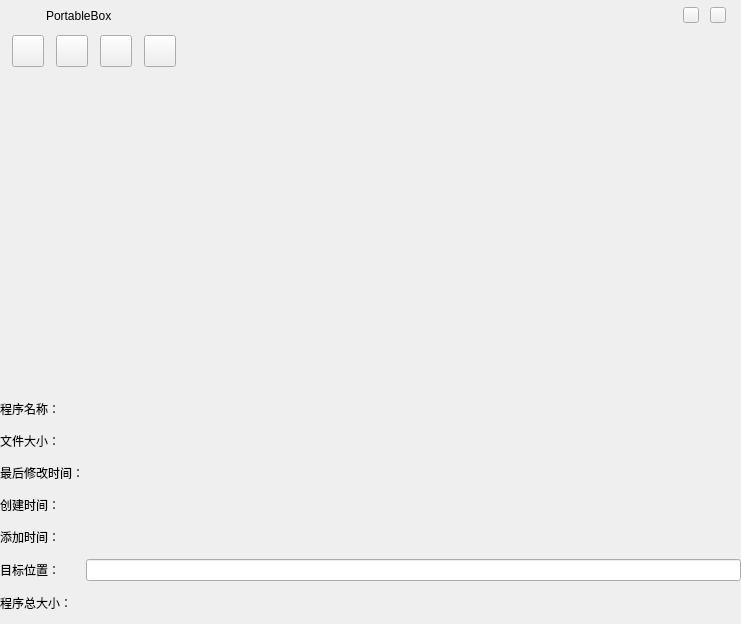
The window that PortableBox.ui (ichinoseyuu/PortableBox) describes before a commit, drawn with Qt 5.
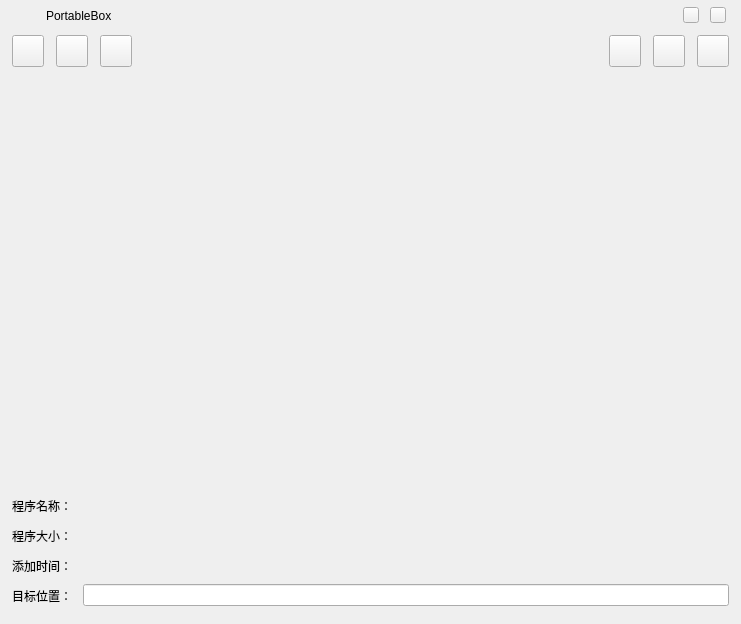
The same window after the commit. Icons and pictures are not drawn.

```diff
--- a/PortableBox.ui
+++ b/PortableBox.ui
@@ -163,272 +163,6 @@
      </item>
     </layout>
    </widget>
-   <widget class="QWidget" name="InfoWidget" native="true">
-    <property name="geometry">
-     <rect>
-      <x>0</x>
-      <y>393</y>
-      <width>741</width>
-      <height>231</height>
-     </rect>
-    </property>
-    <property name="sizePolicy">
-     <sizepolicy hsizetype="Preferred" vsizetype="Preferred">
-      <horstretch>0</horstretch>
-      <verstretch>0</verstretch>
-     </sizepolicy>
-    </property>
-    <property name="styleSheet">
-     <string notr="true"/>
-    </property>
-    <layout class="QGridLayout" name="gridLayout">
-     <item row="5" column="0">
-      <widget class="QLabel" name="TargetPath">
-       <property name="minimumSize">
-        <size>
-         <width>80</width>
-         <height>20</height>
-        </size>
-       </property>
-       <property name="maximumSize">
-        <size>
-         <width>80</width>
-         <height>20</height>
-        </size>
-       </property>
-       <property name="styleSheet">
-        <string notr="true"/>
-       </property>
-       <property name="text">
-        <string>目标位置：</string>
-       </property>
-      </widget>
-     </item>
-     <item row="1" column="1">
-      <widget class="QLabel" name="FileSizeLabel">
-       <property name="styleSheet">
-        <string notr="true"/>
-       </property>
-       <property name="text">
-        <string/>
-       </property>
-       <property name="wordWrap">
-        <bool>true</bool>
-       </property>
-      </widget>
-     </item>
-     <item row="3" column="1">
-      <widget class="QLabel" name="CreateTimeLabel">
-       <property name="styleSheet">
-        <string notr="true"/>
-       </property>
-       <property name="text">
-        <string/>
-       </property>
-       <property name="wordWrap">
-        <bool>true</bool>
-       </property>
-      </widget>
-     </item>
-     <item row="6" column="0">
-      <widget class="QLabel" name="TotalSize">
-       <property name="minimumSize">
-        <size>
-         <width>80</width>
-         <height>20</height>
-        </size>
-       </property>
-       <property name="maximumSize">
-        <size>
-         <width>80</width>
-         <height>20</height>
-        </size>
-       </property>
-       <property name="styleSheet">
-        <string notr="true"/>
-       </property>
-       <property name="text">
-        <string>程序总大小：</string>
-       </property>
-      </widget>
-     </item>
-     <item row="2" column="0">
-      <widget class="QLabel" name="LastModifiedTime">
-       <property name="minimumSize">
-        <size>
-         <width>80</width>
-         <height>20</height>
-        </size>
-       </property>
-       <property name="maximumSize">
-        <size>
-         <width>80</width>
-         <height>20</height>
-        </size>
-       </property>
-       <property name="styleSheet">
-        <string notr="true"/>
-       </property>
-       <property name="text">
-        <string>最后修改时间：</string>
-       </property>
-      </widget>
-     </item>
-     <item row="2" column="1">
-      <widget class="QLabel" name="LastModifiedLabel">
-       <property name="styleSheet">
-        <string notr="true"/>
-       </property>
-       <property name="text">
-        <string/>
-       </property>
-       <property name="wordWrap">
-        <bool>true</bool>
-       </property>
-      </widget>
-     </item>
-     <item row="4" column="1">
-      <widget class="QLabel" name="AddTimeLabel">
-       <property name="styleSheet">
-        <string notr="true"/>
-       </property>
-       <property name="text">
-        <string/>
-       </property>
-       <property name="wordWrap">
-        <bool>true</bool>
-       </property>
-      </widget>
-     </item>
-     <item row="5" column="1">
-      <widget class="QLineEdit" name="TargetPathLine">
-       <property name="styleSheet">
-        <string notr="true"/>
-       </property>
-       <property name="text">
-        <string/>
-       </property>
-       <property name="readOnly">
-        <bool>true</bool>
-       </property>
-      </widget>
-     </item>
-     <item row="3" column="0">
-      <widget class="QLabel" name="CreateTime">
-       <property name="minimumSize">
-        <size>
-         <width>80</width>
-         <height>20</height>
-        </size>
-       </property>
-       <property name="maximumSize">
-        <size>
-         <width>80</width>
-         <height>20</height>
-        </size>
-       </property>
-       <property name="styleSheet">
-        <string notr="true"/>
-       </property>
-       <property name="text">
-        <string>创建时间：</string>
-       </property>
-      </widget>
-     </item>
-     <item row="4" column="0">
-      <widget class="QLabel" name="AddTime">
-       <property name="minimumSize">
-        <size>
-         <width>80</width>
-         <height>20</height>
-        </size>
-       </property>
-       <property name="maximumSize">
-        <size>
-         <width>80</width>
-         <height>20</height>
-        </size>
-       </property>
-       <property name="styleSheet">
-        <string notr="true"/>
-       </property>
-       <property name="text">
-        <string>添加时间：</string>
-       </property>
-      </widget>
-     </item>
-     <item row="6" column="1">
-      <widget class="QLabel" name="TotalSizeLabel">
-       <property name="styleSheet">
-        <string notr="true"/>
-       </property>
-       <property name="text">
-        <string/>
-       </property>
-       <property name="wordWrap">
-        <bool>true</bool>
-       </property>
-      </widget>
-     </item>
-     <item row="0" column="0">
-      <widget class="QLabel" name="FileName">
-       <property name="minimumSize">
-        <size>
-         <width>80</width>
-         <height>20</height>
-        </size>
-       </property>
-       <property name="maximumSize">
-        <size>
-         <width>80</width>
-         <height>20</height>
-        </size>
-       </property>
-       <property name="styleSheet">
-        <string notr="true"/>
-       </property>
-       <property name="text">
-        <string>程序名称：</string>
-       </property>
-      </widget>
-     </item>
-     <item row="1" column="0">
-      <widget class="QLabel" name="FileSize">
-       <property name="minimumSize">
-        <size>
-         <width>80</width>
-         <height>20</height>
-        </size>
-       </property>
-       <property name="maximumSize">
-        <size>
-         <width>80</width>
-         <height>20</height>
-        </size>
-       </property>
-       <property name="styleSheet">
-        <string notr="true"/>
-       </property>
-       <property name="text">
-        <string>文件大小：</string>
-       </property>
-      </widget>
-     </item>
-     <item row="0" column="1">
-      <widget class="QLabel" name="FileNameLabel">
-       <property name="styleSheet">
-        <string notr="true"/>
-       </property>
-       <property name="text">
-        <string/>
-       </property>
-       <property name="wordWrap">
-        <bool>true</bool>
-       </property>
-      </widget>
-     </item>
-    </layout>
-   </widget>
    <widget class="QWidget" name="BtnWidget" native="true">
     <property name="geometry">
      <rect>
@@ -464,10 +198,10 @@
        <number>12</number>
       </property>
       <property name="rightMargin">
-       <number>0</number>
+       <number>12</number>
       </property>
       <item>
-       <widget class="QPushButton" name="ButtonAdd">
+       <widget class="QPushButton" name="ButtonMultiSelect">
         <property name="sizePolicy">
          <sizepolicy hsizetype="Minimum" vsizetype="Minimum">
           <horstretch>0</horstretch>
@@ -494,43 +228,23 @@
           <bold>false</bold>
          </font>
         </property>
-        <property name="styleSheet">
-         <string notr="true">image: url(:/btn/images/add_64px.png);
-</string>
+        <property name="toolTip">
+         <string>&lt;html&gt;&lt;head/&gt;&lt;body&gt;&lt;p&gt;变更选择模式&lt;/p&gt;&lt;/body&gt;&lt;/html&gt;</string>
         </property>
-       </widget>
-      </item>
-      <item>
-       <widget class="QPushButton" name="ButtonDel">
-        <property name="sizePolicy">
-         <sizepolicy hsizetype="Minimum" vsizetype="Minimum">
-          <horstretch>0</horstretch>
-          <verstretch>0</verstretch>
-         </sizepolicy>
+        <property name="icon">
+         <iconset resource="Images.qrc">
+          <normaloff>:/btn/images/select_more_64px.png</normaloff>
+          <normalon>:/btn/images/select_more_activated.png</normalon>:/btn/images/select_more_64px.png</iconset>
         </property>
-        <property name="minimumSize">
+        <property name="iconSize">
          <size>
           <width>32</width>
           <height>32</height>
          </size>
         </property>
-        <property name="maximumSize">
-         <size>
-          <width>32</width>
-          <height>32</height>
-         </size>
+        <property name="checkable">
+         <bool>true</bool>
         </property>
-        <property name="font">
-         <font>
-          <family>微软雅黑</family>
-          <pointsize>12</pointsize>
-          <italic>false</italic>
-          <bold>false</bold>
-         </font>
-        </property>
-        <property name="styleSheet">
-         <string notr="true">image: url(:/btn/images/del_64px.png);</string>
-        </property>
        </widget>
       </item>
       <item>
@@ -561,14 +275,23 @@
           <bold>false</bold>
          </font>
         </property>
-        <property name="styleSheet">
-         <string notr="true">image: url(:/btn/images/select_more_64px.png);
-</string>
+        <property name="toolTip">
+         <string>&lt;html&gt;&lt;head/&gt;&lt;body&gt;&lt;p&gt;全部选中&lt;/p&gt;&lt;/body&gt;&lt;/html&gt;</string>
         </property>
+        <property name="icon">
+         <iconset resource="Images.qrc">
+          <normaloff>:/btn/images/selectall_64px.png</normaloff>:/btn/images/selectall_64px.png</iconset>
+        </property>
+        <property name="iconSize">
+         <size>
+          <width>32</width>
+          <height>32</height>
+         </size>
+        </property>
        </widget>
       </item>
       <item>
-       <widget class="QPushButton" name="ButtonSettings">
+       <widget class="QPushButton" name="ButtonUnselectAll">
         <property name="sizePolicy">
          <sizepolicy hsizetype="Minimum" vsizetype="Minimum">
           <horstretch>0</horstretch>
@@ -595,10 +318,18 @@
           <bold>false</bold>
          </font>
         </property>
-        <property name="styleSheet">
-         <string notr="true">image: url(:/btn/images/settings_64px.png);
-
-</string>
+        <property name="toolTip">
+         <string>&lt;html&gt;&lt;head/&gt;&lt;body&gt;&lt;p&gt;取消全选&lt;/p&gt;&lt;/body&gt;&lt;/html&gt;</string>
+        </property>
+        <property name="icon">
+         <iconset resource="Images.qrc">
+          <normaloff>:/btn/images/unselectall_64px.png</normaloff>:/btn/images/unselectall_64px.png</iconset>
+        </property>
+        <property name="iconSize">
+         <size>
+          <width>32</width>
+          <height>32</height>
+         </size>
         </property>
        </widget>
       </item>
@@ -615,6 +346,135 @@
         </property>
        </spacer>
       </item>
+      <item>
+       <widget class="QPushButton" name="ButtonAdd">
+        <property name="sizePolicy">
+         <sizepolicy hsizetype="Minimum" vsizetype="Minimum">
+          <horstretch>0</horstretch>
+          <verstretch>0</verstretch>
+         </sizepolicy>
+        </property>
+        <property name="minimumSize">
+         <size>
+          <width>32</width>
+          <height>32</height>
+         </size>
+        </property>
+        <property name="maximumSize">
+         <size>
+          <width>32</width>
+          <height>32</height>
+         </size>
+        </property>
+        <property name="font">
+         <font>
+          <family>微软雅黑</family>
+          <pointsize>12</pointsize>
+          <italic>false</italic>
+          <bold>false</bold>
+         </font>
+        </property>
+        <property name="toolTip">
+         <string>&lt;html&gt;&lt;head/&gt;&lt;body&gt;&lt;p&gt;添加程序&lt;/p&gt;&lt;/body&gt;&lt;/html&gt;</string>
+        </property>
+        <property name="icon">
+         <iconset resource="Images.qrc">
+          <normaloff>:/btn/images/add_64px.png</normaloff>:/btn/images/add_64px.png</iconset>
+        </property>
+        <property name="iconSize">
+         <size>
+          <width>32</width>
+          <height>32</height>
+         </size>
+        </property>
+       </widget>
+      </item>
+      <item>
+       <widget class="QPushButton" name="ButtonDel">
+        <property name="sizePolicy">
+         <sizepolicy hsizetype="Minimum" vsizetype="Minimum">
+          <horstretch>0</horstretch>
+          <verstretch>0</verstretch>
+         </sizepolicy>
+        </property>
+        <property name="minimumSize">
+         <size>
+          <width>32</width>
+          <height>32</height>
+         </size>
+        </property>
+        <property name="maximumSize">
+         <size>
+          <width>32</width>
+          <height>32</height>
+         </size>
+        </property>
+        <property name="font">
+         <font>
+          <family>微软雅黑</family>
+          <pointsize>12</pointsize>
+          <italic>false</italic>
+          <bold>false</bold>
+         </font>
+        </property>
+        <property name="toolTip">
+         <string>&lt;html&gt;&lt;head/&gt;&lt;body&gt;&lt;p&gt;从PortableBox中删除&lt;/p&gt;&lt;/body&gt;&lt;/html&gt;</string>
+        </property>
+        <property name="icon">
+         <iconset resource="Images.qrc">
+          <normaloff>:/btn/images/del_64px.png</normaloff>:/btn/images/del_64px.png</iconset>
+        </property>
+        <property name="iconSize">
+         <size>
+          <width>32</width>
+          <height>32</height>
+         </size>
+        </property>
+       </widget>
+      </item>
+      <item>
+       <widget class="QPushButton" name="ButtonSettings">
+        <property name="sizePolicy">
+         <sizepolicy hsizetype="Minimum" vsizetype="Minimum">
+          <horstretch>0</horstretch>
+          <verstretch>0</verstretch>
+         </sizepolicy>
+        </property>
+        <property name="minimumSize">
+         <size>
+          <width>32</width>
+          <height>32</height>
+         </size>
+        </property>
+        <property name="maximumSize">
+         <size>
+          <width>32</width>
+          <height>32</height>
+         </size>
+        </property>
+        <property name="font">
+         <font>
+          <family>微软雅黑</family>
+          <pointsize>12</pointsize>
+          <italic>false</italic>
+          <bold>false</bold>
+         </font>
+        </property>
+        <property name="toolTip">
+         <string>&lt;html&gt;&lt;head/&gt;&lt;body&gt;&lt;p&gt;打开设置&lt;/p&gt;&lt;/body&gt;&lt;/html&gt;</string>
+        </property>
+        <property name="icon">
+         <iconset resource="Images.qrc">
+          <normaloff>:/btn/images/settings_64px.png</normaloff>:/btn/images/settings_64px.png</iconset>
+        </property>
+        <property name="iconSize">
+         <size>
+          <width>32</width>
+          <height>32</height>
+         </size>
+        </property>
+       </widget>
+      </item>
      </layout>
     </widget>
    </widget>
@@ -1913,6 +1773,165 @@
      </layout>
     </widget>
    </widget>
+   <widget class="QWidget" name="StatusWidget" native="true">
+    <property name="geometry">
+     <rect>
+      <x>0</x>
+      <y>393</y>
+      <width>741</width>
+      <height>91</height>
+     </rect>
+    </property>
+   </widget>
+   <widget class="QWidget" name="InfoWidget" native="true">
+    <property name="geometry">
+     <rect>
+      <x>0</x>
+      <y>482</y>
+      <width>741</width>
+      <height>141</height>
+     </rect>
+    </property>
+    <property name="sizePolicy">
+     <sizepolicy hsizetype="Preferred" vsizetype="Preferred">
+      <horstretch>0</horstretch>
+      <verstretch>0</verstretch>
+     </sizepolicy>
+    </property>
+    <property name="styleSheet">
+     <string notr="true"/>
+    </property>
+    <layout class="QFormLayout" name="formLayout">
+     <property name="leftMargin">
+      <number>12</number>
+     </property>
+     <property name="topMargin">
+      <number>12</number>
+     </property>
+     <property name="rightMargin">
+      <number>12</number>
+     </property>
+     <property name="bottomMargin">
+      <number>12</number>
+     </property>
+     <item row="0" column="0">
+      <widget class="QLabel" name="FileName">
+       <property name="minimumSize">
+        <size>
+         <width>65</width>
+         <height>24</height>
+        </size>
+       </property>
+       <property name="maximumSize">
+        <size>
+         <width>65</width>
+         <height>24</height>
+        </size>
+       </property>
+       <property name="text">
+        <string>程序名称：</string>
+       </property>
+      </widget>
+     </item>
+     <item row="0" column="1">
+      <widget class="QLabel" name="FileNameLabel">
+       <property name="text">
+        <string/>
+       </property>
+       <property name="wordWrap">
+        <bool>true</bool>
+       </property>
+      </widget>
+     </item>
+     <item row="1" column="0">
+      <widget class="QLabel" name="TotalSize">
+       <property name="minimumSize">
+        <size>
+         <width>65</width>
+         <height>24</height>
+        </size>
+       </property>
+       <property name="maximumSize">
+        <size>
+         <width>65</width>
+         <height>24</height>
+        </size>
+       </property>
+       <property name="text">
+        <string>程序大小：</string>
+       </property>
+      </widget>
+     </item>
+     <item row="1" column="1">
+      <widget class="QLabel" name="TotalSizeLabel">
+       <property name="text">
+        <string/>
+       </property>
+       <property name="wordWrap">
+        <bool>true</bool>
+       </property>
+      </widget>
+     </item>
+     <item row="2" column="0">
+      <widget class="QLabel" name="AddTime">
+       <property name="minimumSize">
+        <size>
+         <width>65</width>
+         <height>24</height>
+        </size>
+       </property>
+       <property name="maximumSize">
+        <size>
+         <width>65</width>
+         <height>24</height>
+        </size>
+       </property>
+       <property name="text">
+        <string>添加时间：</string>
+       </property>
+      </widget>
+     </item>
+     <item row="2" column="1">
+      <widget class="QLabel" name="AddTimeLabel">
+       <property name="text">
+        <string/>
+       </property>
+       <property name="wordWrap">
+        <bool>true</bool>
+       </property>
+      </widget>
+     </item>
+     <item row="3" column="0">
+      <widget class="QLabel" name="TargetPath">
+       <property name="minimumSize">
+        <size>
+         <width>65</width>
+         <height>24</height>
+        </size>
+       </property>
+       <property name="maximumSize">
+        <size>
+         <width>65</width>
+         <height>24</height>
+        </size>
+       </property>
+       <property name="text">
+        <string>目标位置：</string>
+       </property>
+      </widget>
+     </item>
+     <item row="3" column="1">
+      <widget class="QLineEdit" name="TargetPathLine">
+       <property name="text">
+        <string/>
+       </property>
+       <property name="readOnly">
+        <bool>true</bool>
+       </property>
+      </widget>
+     </item>
+    </layout>
+   </widget>
   </widget>
  </widget>
  <resources>
```
Left out of the diff: 16 changed lines with no effect on the pictures.
